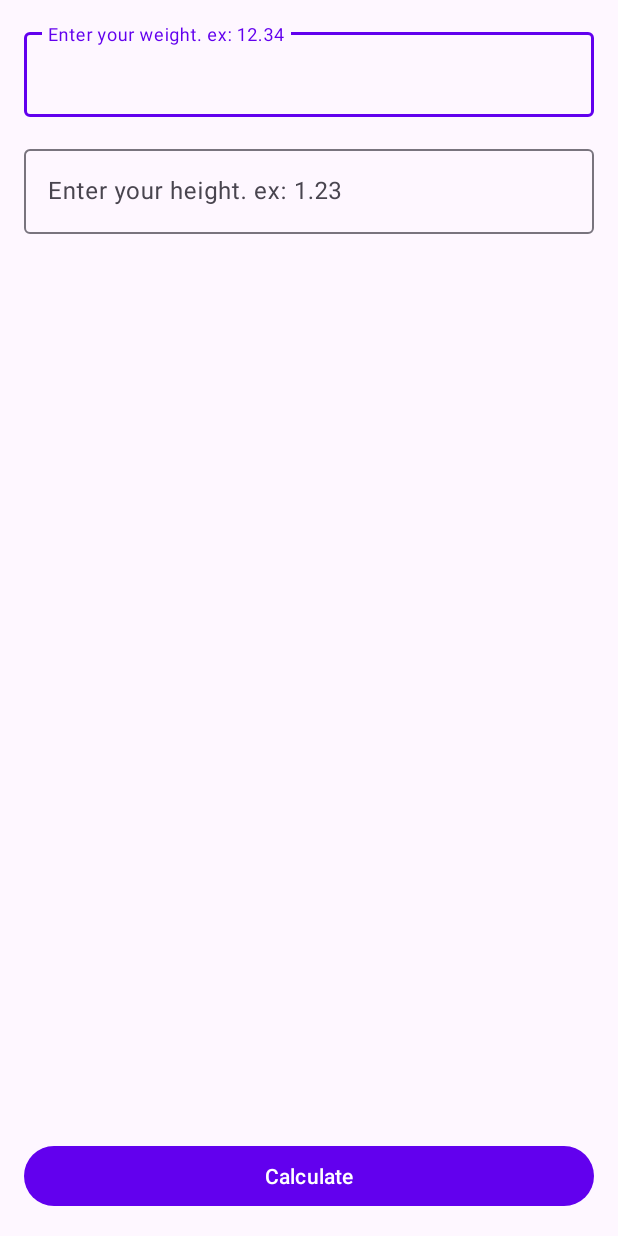
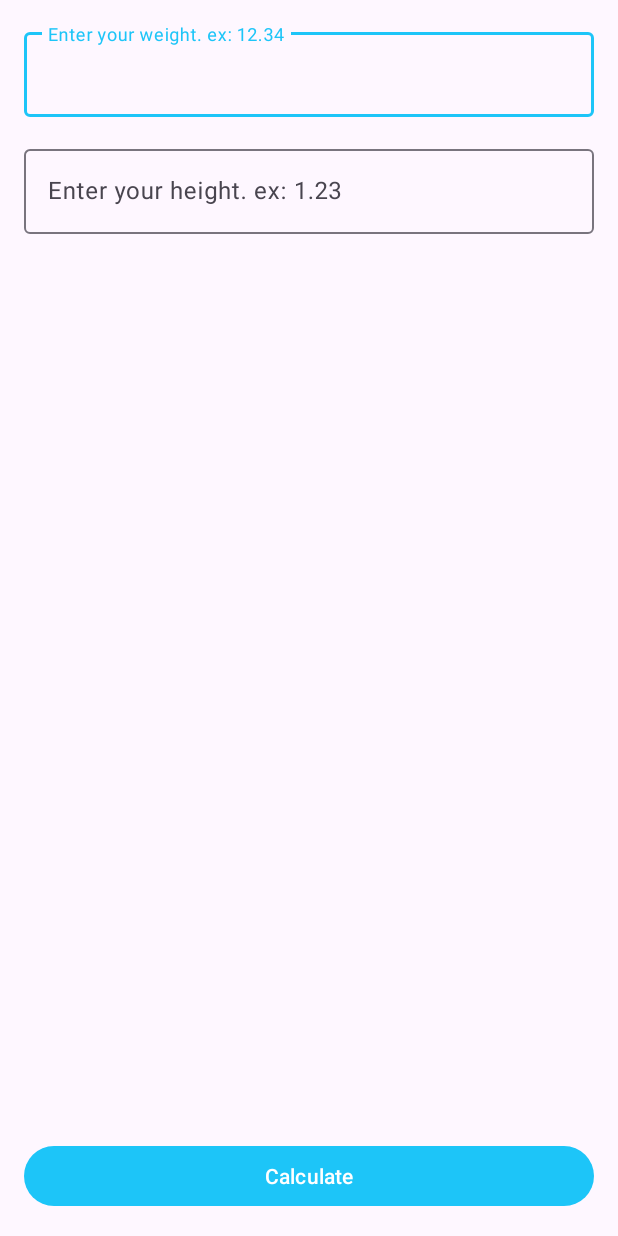
Before and after one commit to RaphOliv/BMICalculator, an Android app: the MainActivity screen opened directly, with no data from a screen before it, on a phone screen of 412 x 824 dp. Run offline under Robolectric (Android 15) with nearby library versions, the light colour scheme and no system bars.

Commit message:
color changed

```diff
--- a/app/src/main/res/values-night/themes.xml
+++ b/app/src/main/res/values-night/themes.xml
@@ -6,8 +6,8 @@
         <!-- <item name="colorPrimary">@color/my_dark_primary</item> -->
 
         <!-- Primary brand color. -->
-        <item name="colorPrimary">@color/purple_200</item>
-        <item name="colorPrimaryVariant">@color/purple_700</item>
+        <item name="colorPrimary">@color/blue_200</item>
+        <item name="colorPrimaryVariant">@color/blue_500</item>
         <item name="colorOnPrimary">@color/black</item>
         <!-- Secondary brand color. -->
         <item name="colorSecondary">@color/teal_200</item>
--- a/app/src/main/res/values/themes.xml
+++ b/app/src/main/res/values/themes.xml
@@ -6,8 +6,8 @@
         <!-- <item name="colorPrimary">@color/my_light_primary</item> -->
 
         <!-- Primary brand color. -->
-        <item name="colorPrimary">@color/purple_500</item>
-        <item name="colorPrimaryVariant">@color/purple_700</item>
+        <item name="colorPrimary">@color/blue_200</item>
+        <item name="colorPrimaryVariant">@color/blue_500</item>
         <item name="colorOnPrimary">@color/white</item>
         <!-- Secondary brand color. -->
         <item name="colorSecondary">@color/teal_200</item>
```
